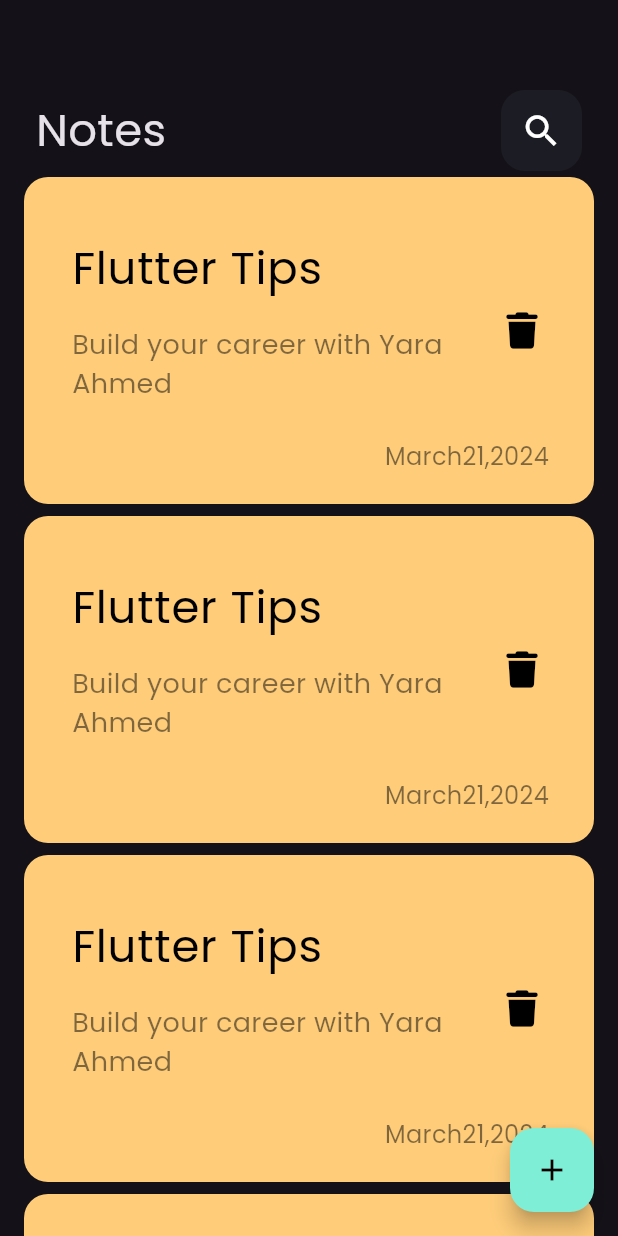
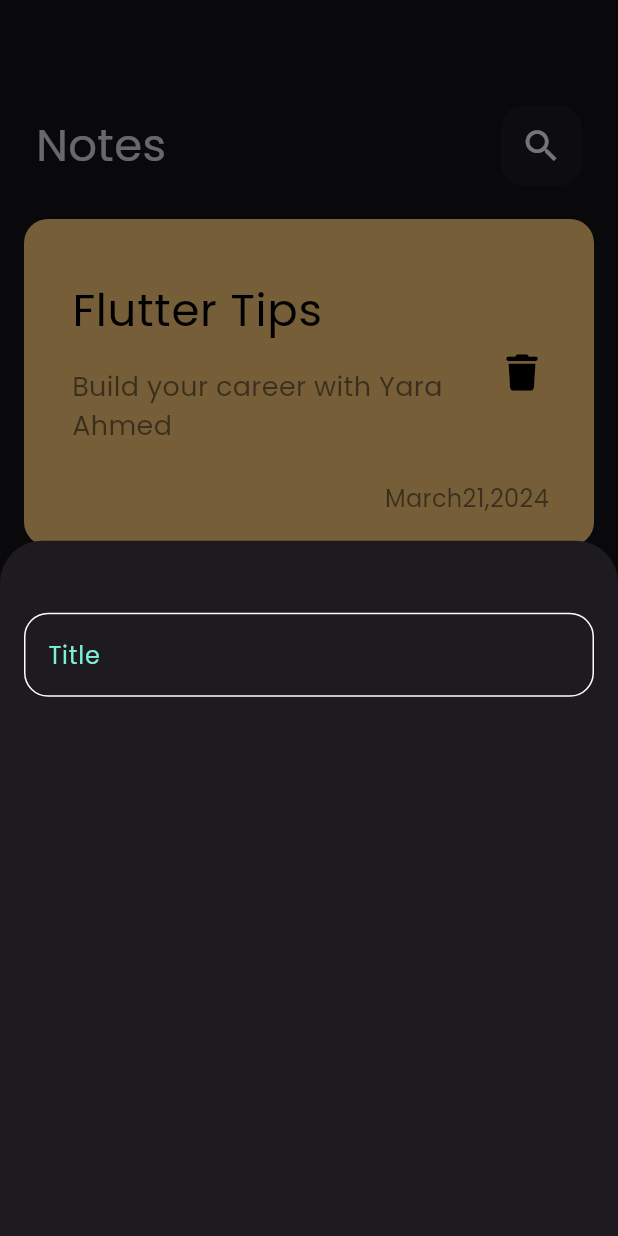
Before and after one commit to yaraFarouk/Notes_App, a Flutter app: the screen it shows after launch, after a tap on the "add" icon, on a phone screen of 412 x 824 dp. Run offline on Flutter 3.47's test engine with Material 3 defaults, Android fonts, the phone set to English and light mode, and no system bars; our stand-ins replace font_awesome_flutter.

Commit message:
create custom text field

```diff
--- /dev/null
+++ b/lib/constants.dart
@@ -0,0 +1,3 @@
+import 'package:flutter/material.dart';
+
+const kPrimaryColor = Color.fromARGB(255, 126, 238, 214);
--- a/lib/views/notes_view.dart
+++ b/lib/views/notes_view.dart
@@ -1,4 +1,5 @@
 import 'package:flutter/material.dart';
+import 'package:notes_app/views/widgets/add_note_bottom_sheet.dart';
 import 'package:notes_app/views/widgets/notes_view_body.dart';
 
 class NotesView extends StatelessWidget {
@@ -8,7 +9,14 @@ class NotesView extends StatelessWidget {
   Widget build(BuildContext context) {
     return Scaffold(
       floatingActionButton: FloatingActionButton(
-        onPressed: () {},
+        onPressed: () {
+          showModalBottomSheet(
+              context: context,
+              builder: (context) {
+                return const AddNoteBottomSheet();
+              });
+        },
+        // ignore: sort_child_properties_last
         child: const Icon(
           Icons.add,
           color: Colors.black,
--- /dev/null
+++ b/lib/views/widgets/add_note_bottom_sheet.dart
@@ -0,0 +1,21 @@
+import 'package:flutter/material.dart';
+import 'package:notes_app/views/widgets/cutom_field.dart';
+
+class AddNoteBottomSheet extends StatelessWidget {
+  const AddNoteBottomSheet({super.key});
+
+  @override
+  Widget build(BuildContext context) {
+    return const Padding(
+      padding: EdgeInsets.all(16.0),
+      child: Column(
+        children: [
+          SizedBox(
+            height: 32,
+          ),
+          CustomTextField(),
+        ],
+      ),
+    );
+  }
+}
--- /dev/null
+++ b/lib/views/widgets/cutom_field.dart
@@ -0,0 +1,28 @@
+import 'package:flutter/material.dart';
+import 'package:notes_app/constants.dart';
+
+class CustomTextField extends StatelessWidget {
+  const CustomTextField({super.key});
+
+  @override
+  Widget build(BuildContext context) {
+    return TextField(
+      cursorColor: kPrimaryColor,
+      decoration: InputDecoration(
+        hintText: 'Title',
+        hintStyle: const TextStyle(color: kPrimaryColor),
+        border: buildBorder(),
+        enabledBorder: buildBorder(),
+        focusedBorder: buildBorder(kPrimaryColor),
+      ),
+    );
+  }
+
+  OutlineInputBorder buildBorder([color]) {
+    return OutlineInputBorder(
+        borderRadius: BorderRadius.circular(16),
+        borderSide: BorderSide(
+          color: color ?? Colors.white,
+        ));
+  }
+}
--- a/lib/views/widgets/notes_list-view.dart
+++ b/lib/views/widgets/notes_list-view.dart
@@ -6,8 +6,13 @@ class NotesListView extends StatelessWidget {
 
   @override
   Widget build(BuildContext context) {
-    return ListView.builder(itemBuilder: (context, indx) {
-      return const NoteItem();
-    });
+    return Padding(
+      padding: const EdgeInsets.symmetric(vertical: 18),
+      child: ListView.builder(
+          padding: EdgeInsets.zero,
+          itemBuilder: (context, indx) {
+            return const NoteItem();
+          }),
+    );
   }
 }
--- a/lib/views/widgets/notes_view_body.dart
+++ b/lib/views/widgets/notes_view_body.dart
@@ -10,7 +10,7 @@ class NotesViewBody extends StatelessWidget {
     return const Column(
       children: [
         SizedBox(
-          height: 60,
+          height: 70,
         ),
         CustomAppBar(),
         Expanded(child: NotesListView())
```
